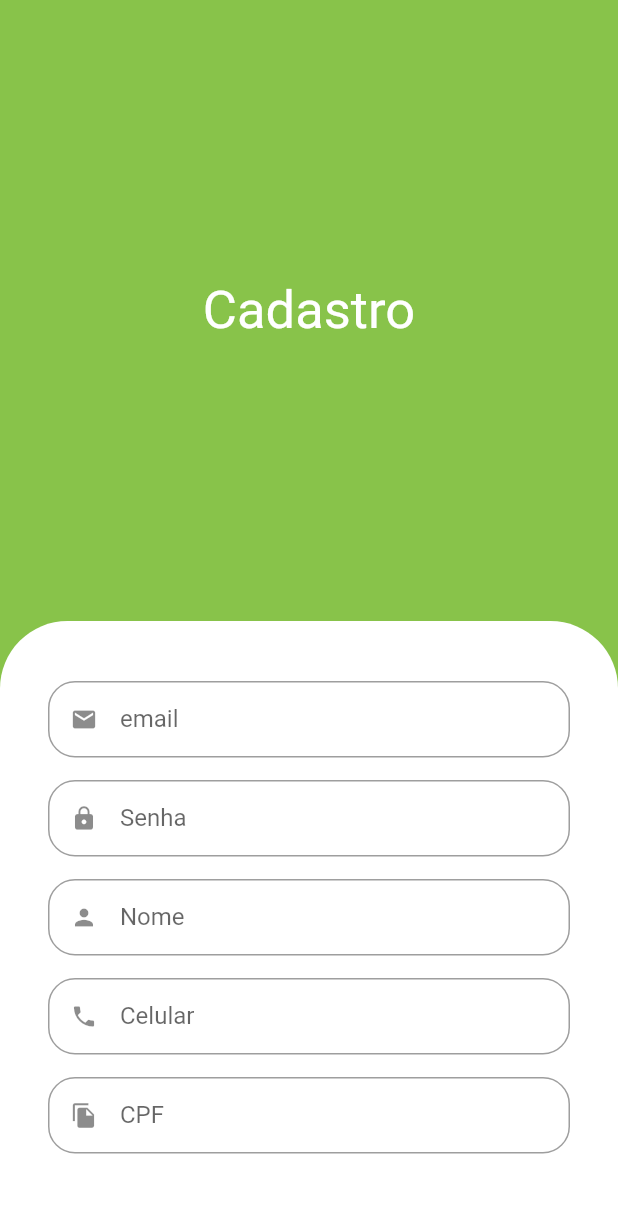
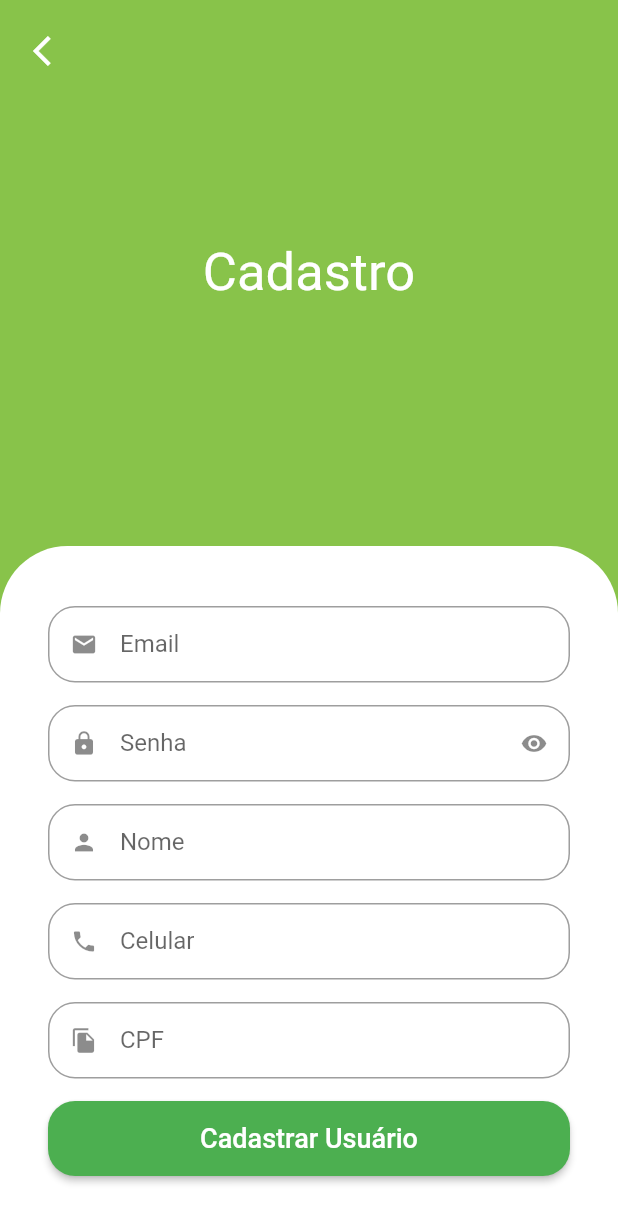
Before and after one commit to jemimabueno/greengrocer, a Flutter app: the SignUpScreen screen opened directly, on a phone screen of 412 x 824 dp. Shown: the top 1223 px of the screen. Run offline on Flutter 3.47's test engine with Material 2 defaults, Android fonts, the phone set to English and light mode, and no system bars; our stand-ins replace animated_text_kit.

Commit message:
tela de cadastro

```diff
--- a/lib/src/auth/sign_up_screen.dart
+++ b/lib/src/auth/sign_up_screen.dart
@@ -3,43 +3,106 @@
 import 'package:greengrocer/src/config/custom_colors.dart';
 
 class SignUpScreen extends StatelessWidget {
-  const SignUpScreen({super.key});
+  SignUpScreen({super.key});
+
+  final cpfFormatter = ();
 
   @override
   Widget build(BuildContext context) {
+    final size = MediaQuery.of(context).size;
+
     return Scaffold(
       backgroundColor: CustomColors.customSwatchColor,
-      body: Column(
+      body: SingleChildScrollView(
+        child: SizedBox(
+          height: size.height,
+          width: size.width,
+          child: Stack(
+            children: [
+              Column(
                 children: [
                   Expanded(
                     child: Center(
-            child: Text('Cadastro',
+                      child: Text(
+                        'Cadastro',
                         style: TextStyle(
                           color: Colors.white,
-              fontSize:35,),),
+                          fontSize: 35,
+                        ),
+                      ),
                     ),
                   ),
                   //Formulário
                   Container(
                     padding: const EdgeInsets.symmetric(
-            horizontal: 32,
-          vertical: 40),
+                        horizontal: 32, vertical: 40),
                     decoration: const BoxDecoration(
                       color: Colors.white,
                       borderRadius: BorderRadius.vertical(
                         top: Radius.circular(45),
-            )
                       ),
-          child: Column(children: [
-            CustomTextField(icon: Icons.email, label: 'email'),
-            CustomTextField(icon: Icons.lock, label: 'Senha'),
-            CustomTextField(icon: Icons.person, label: 'Nome'),
-            CustomTextField(icon: Icons.phone, label: 'Celular'),
-            CustomTextField(icon: Icons.file_copy, label: 'CPF'),
-          ],),
                     ),
-
-      ],),
+                    child: Column(
+                      crossAxisAlignment: CrossAxisAlignment.stretch,
+                      children: [
+                        const CustomTextField(
+                            icon: Icons.email, label: 'Email'),
+                        const CustomTextField(
+                          icon: Icons.lock,
+                          label: 'Senha',
+                          isSecret: true,
+                        ),
+                        const CustomTextField(
+                          icon: Icons.person,
+                          label: 'Nome',
+                        ),
+                        const CustomTextField(
+                          icon: Icons.phone,
+                          label: 'Celular',
+                        ),
+                        const CustomTextField(
+                          icon: Icons.file_copy,
+                          label: 'CPF',
+                        ),
+                        SizedBox(
+                          height: 50,
+                          child: ElevatedButton(
+                            style: ElevatedButton.styleFrom(
+                                shape: RoundedRectangleBorder(
+                                    borderRadius: BorderRadius.circular(18))),
+                            onPressed: () {},
+                            child: const Text(
+                              'Cadastrar Usuário',
+                              style: TextStyle(
+                                fontSize: 18,
+                              ),
+                            ),
+                          ),
+                        ),
+                      ],
+                    ),
+                  ),
+                ],
+              ),
+              Positioned(
+                top: 10,
+                left: 10,
+                child: SafeArea(
+                  child: IconButton(
+                    onPressed: () {
+                      Navigator.of(context).pop();
+                    },
+                    icon: const Icon(
+                      Icons.arrow_back_ios,
+                      color: Colors.white,
+                    ),
+                  ),
+                ),
+              ),
+            ],
+          ),
+        ),
+      ),
     );
   }
 }
--- a/pubspec.yaml
+++ b/pubspec.yaml
@@ -36,6 +36,7 @@
   # Use with the CupertinoIcons class for iOS style icons.
   cupertino_icons: ^1.0.2
   animated_text_kit: ^4.2.2
+  mask_text_input_formatter: ^2.4.0
 
 dev_dependencies:
   flutter_test:
```
Also changed, not shown: pubspec.lock. Lines whose indentation alone changed are shown as unchanged.
